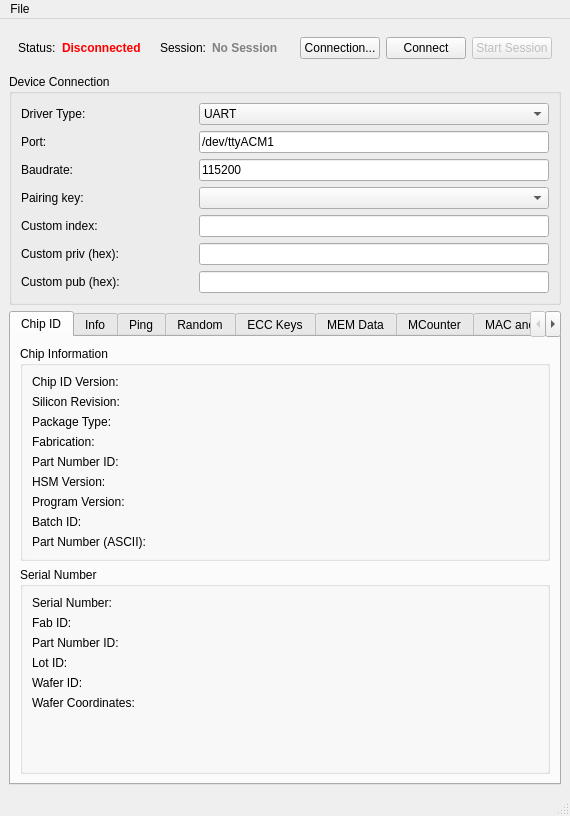
Above: mainwindow.ui from petrkr/tropic01manager before the change. Below: the same form after it.
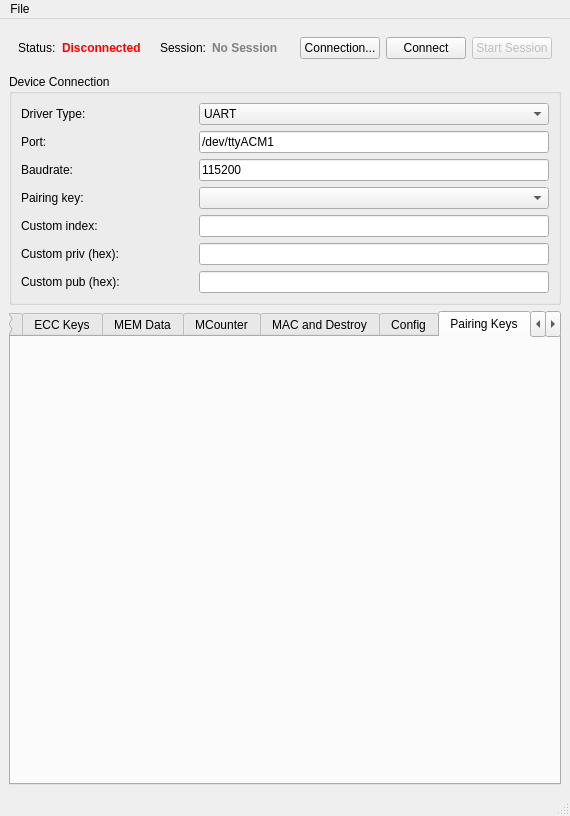
That is the form after the change. The open tabs and pages were chosen to show the change.

Commit message: Maintenance tab

Patch:
```diff
--- a/mainwindow.ui
+++ b/mainwindow.ui
@@ -1247,6 +1247,12 @@
         </item>
        </layout>
       </widget>
+      <widget class="QWidget" name="tabPairingKeys">
+       <attribute name="title">
+        <string>Pairing Keys</string>
+       </attribute>
+       <layout class="QVBoxLayout" name="layoutPairingKeys"/>
+      </widget>
       <widget class="QWidget" name="tabMaintenance">
        <attribute name="title">
         <string>Maintenance</string>
```
The commit also changes 1 other file.
